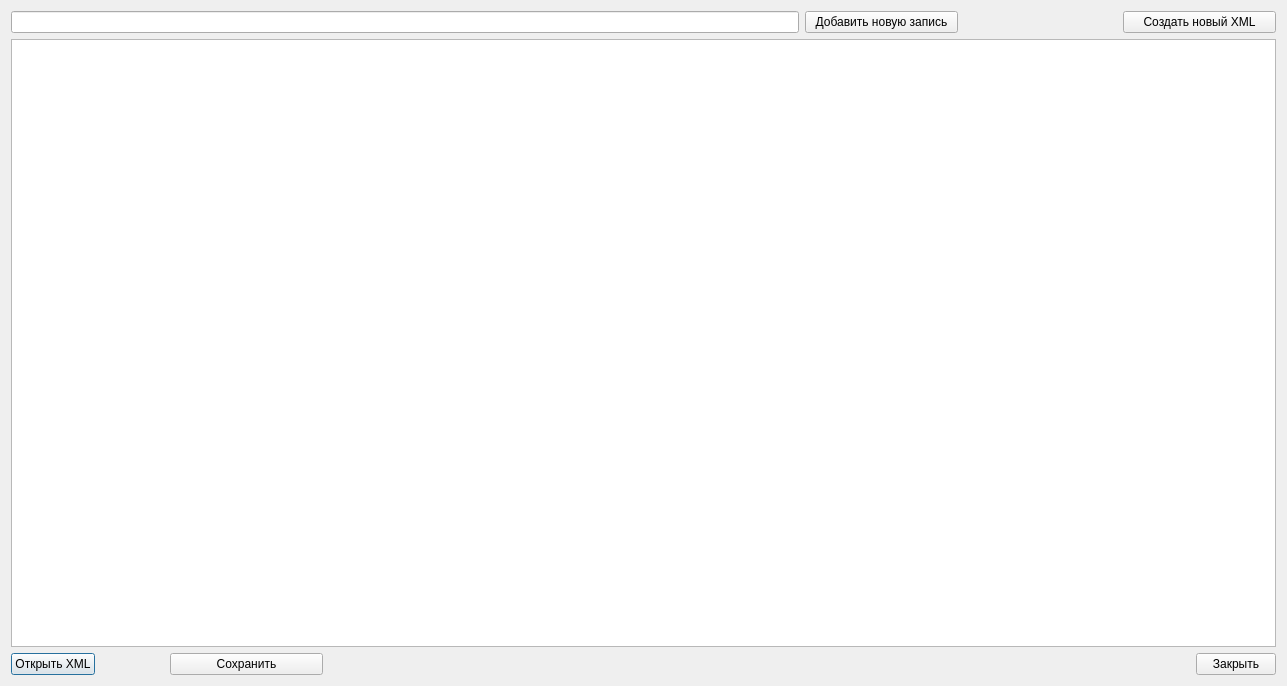
This is RST/dialogwindow.ui in GArGuTZ/RST-Invent as Qt 5 draws it before an edit. The edited form follows.
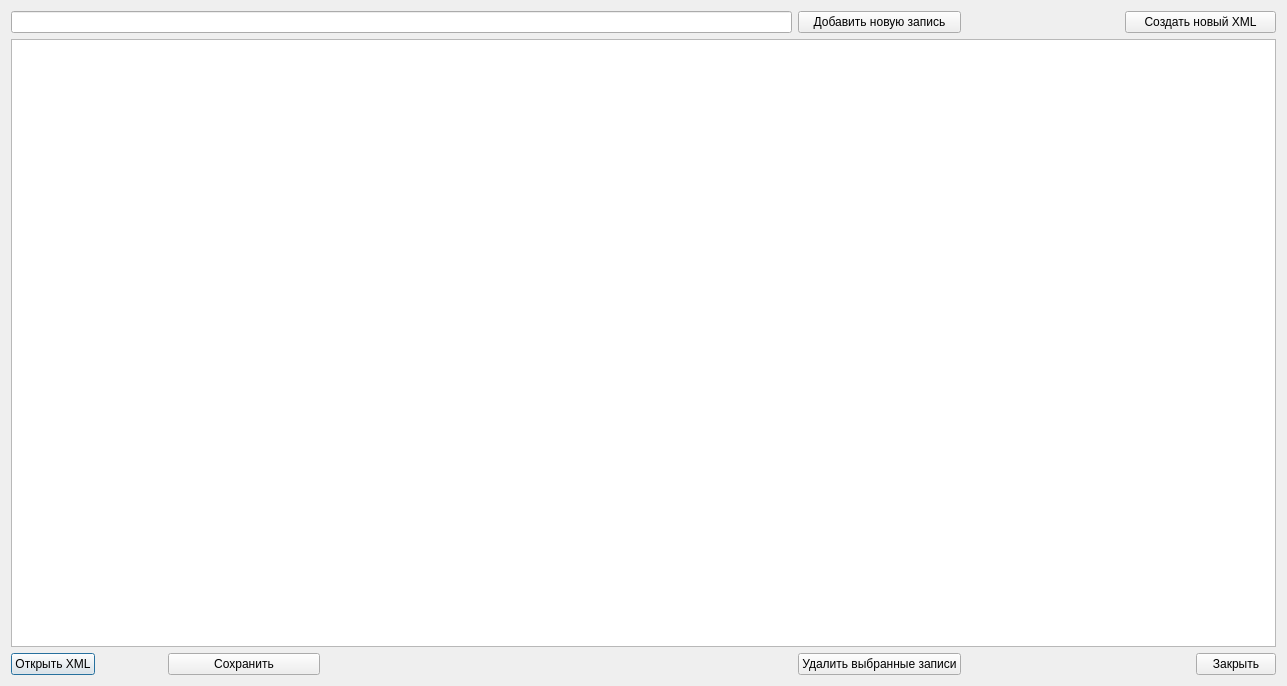
This is the edited form.

Diff of the .ui file:
```diff
--- a/RST/dialogwindow.ui
+++ b/RST/dialogwindow.ui
@@ -55,6 +55,13 @@
      </property>
     </widget>
    </item>
+   <item row="2" column="5">
+    <widget class="QPushButton" name="DeleteButton">
+     <property name="text">
+      <string>Удалить выбранные записи</string>
+     </property>
+    </widget>
+   </item>
   </layout>
  </widget>
  <resources/>
```
Left out of the diff: 17 changed lines with no effect on the pictures.
